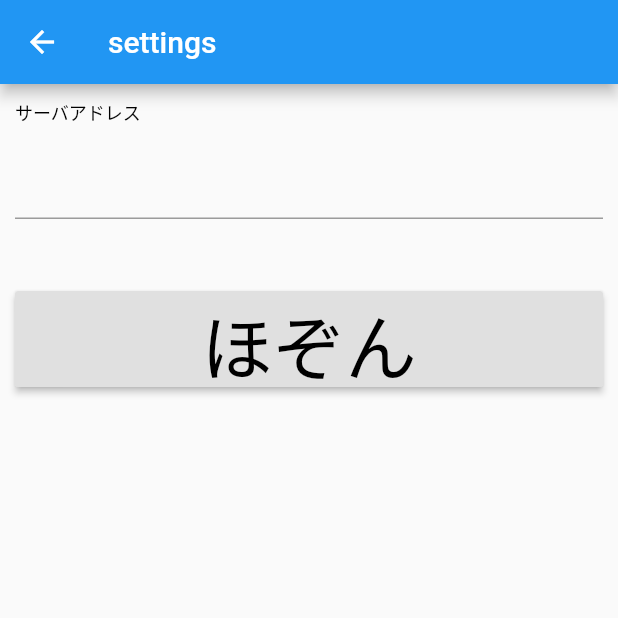
After one commit to gdgd-server-admin/moca, a Flutter app: the screen it shows after launch, after a tap on the "settings" icon, on a phone screen of 412 x 824 dp, the top half of it. The commit adds this screen. Run offline on Flutter 3.47's test engine with Material 2 defaults, Android fonts, the phone set to English and light mode, and no system bars; our stand-ins replace hive, hive_flutter; missing offline and left inert: beacon_broadcast, flutter_beacon; accounts and stored records are empty; statements that could not run were skipped.

Commit message:
#12 #13 設定画面を作成してサーバアドレスを設定として保存する処理を追加

```diff
--- a/lib/main.dart
+++ b/lib/main.dart
@@ -4,6 +4,7 @@ import 'package:moca/model/beacon_adapter.dart';
 import 'package:moca/page/inbox.dart';
 import 'package:moca/page/home.dart';
 import 'package:moca/page/compose.dart';
+import 'package:moca/page/setting.dart';
 
 import 'package:hive/hive.dart';
 import 'package:hive_flutter/hive_flutter.dart';
@@ -37,6 +38,7 @@ class MocaApp extends StatelessWidget {
         '/home': (BuildContext context) => new HomePage(),
         '/compose': (BuildContext context) => new ComposePage(),
         '/inbox': (BuildContext context) => new InboxPage(),
+        '/setting': (BuildContext context) => new SettingPage(),
       },
     );
   }
--- a/lib/page/home.dart
+++ b/lib/page/home.dart
@@ -26,6 +26,15 @@ class _HomePageState extends State<HomePage> {
     return new Scaffold(
       appBar: new AppBar(
         title: new Text('すれ違いアプリMOCA'),
+        actions: <Widget>[
+          IconButton(
+            icon: Icon(
+              Icons.settings,
+              color: Colors.white,
+            ),
+            onPressed: () => Navigator.of(context).pushNamed("/setting"),
+          )
+        ],
       ),
       body: new Padding(
         child: new Column(
--- /dev/null
+++ b/lib/page/setting.dart
@@ -0,0 +1,80 @@
+import 'package:flutter/material.dart';
+import 'package:hive/hive.dart';
+
+class SettingPage extends StatefulWidget {
+  SettingPage({Key key}) : super(key: key);
+
+  @override
+  _SettingPageState createState() => new _SettingPageState();
+}
+
+class _SettingPageState extends State<SettingPage> {
+  var _serverAddress = TextEditingController();
+
+  @override
+  Widget build(BuildContext context) {
+    return new Scaffold(
+      appBar: new AppBar(
+        title: new Text('settings'),
+      ),
+      body: new SingleChildScrollView(
+        scrollDirection: Axis.vertical,
+        padding: const EdgeInsets.all(10.0),
+        child: new Column(
+            mainAxisAlignment: MainAxisAlignment.start,
+            mainAxisSize: MainAxisSize.max,
+            crossAxisAlignment: CrossAxisAlignment.stretch,
+            children: <Widget>[
+              new Text(
+                "サーバアドレス",
+                style: new TextStyle(
+                    fontSize: 12.0,
+                    color: const Color(0xFF000000),
+                    fontWeight: FontWeight.w200,
+                    fontFamily: "Roboto"),
+              ),
+              new TextField(
+                controller: _serverAddress,
+                style: new TextStyle(
+                    fontSize: 32.0,
+                    color: const Color(0xFF000000),
+                    fontWeight: FontWeight.w200,
+                    fontFamily: "Roboto"),
+              ),
+              Container(
+                height: 48.0,
+              ),
+              Container(
+                height: 64.0,
+                child: new RaisedButton(
+                    key: null,
+                    onPressed: buttonPressed,
+                    color: const Color(0xFFe0e0e0),
+                    child: new Text(
+                      "ほぞん",
+                      style: new TextStyle(
+                          fontSize: 48.0,
+                          color: const Color(0xFF000000),
+                          fontWeight: FontWeight.w200,
+                          fontFamily: "Roboto"),
+                    )),
+              ),
+            ]),
+      ),
+    );
+  }
+
+  void buttonPressed() async {
+    var settings = Hive.box("settings");
+
+    var txt = _serverAddress.text;
+    await settings.put("server_address",txt);
+    Navigator.of(context).pop();
+  }
+
+  @override
+  void initState(){
+    var settings = Hive.box("settings");
+    _serverAddress.text = settings.get("server_address");
+  }
+}
```
